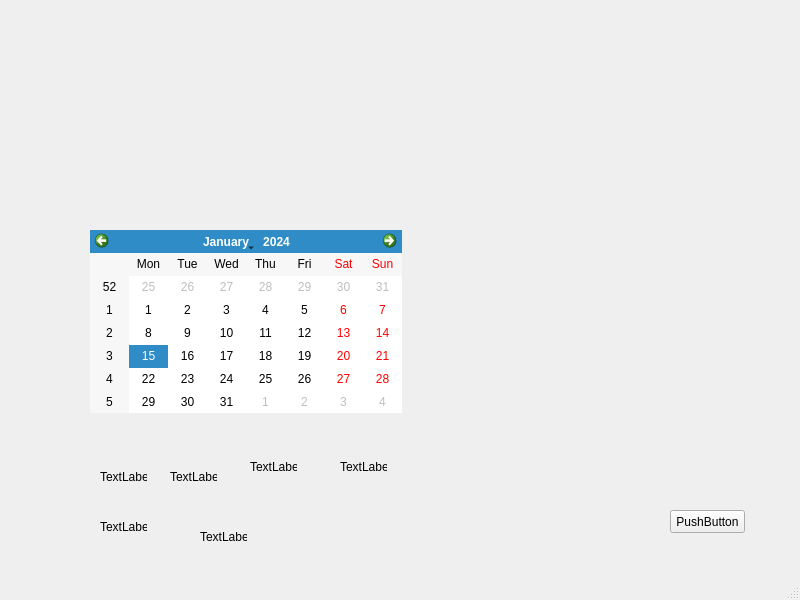
Before: the Qt Designer form Timery/addspecialdatesimportant.ui in Astropl/OptiBase, drawn with Qt 5.
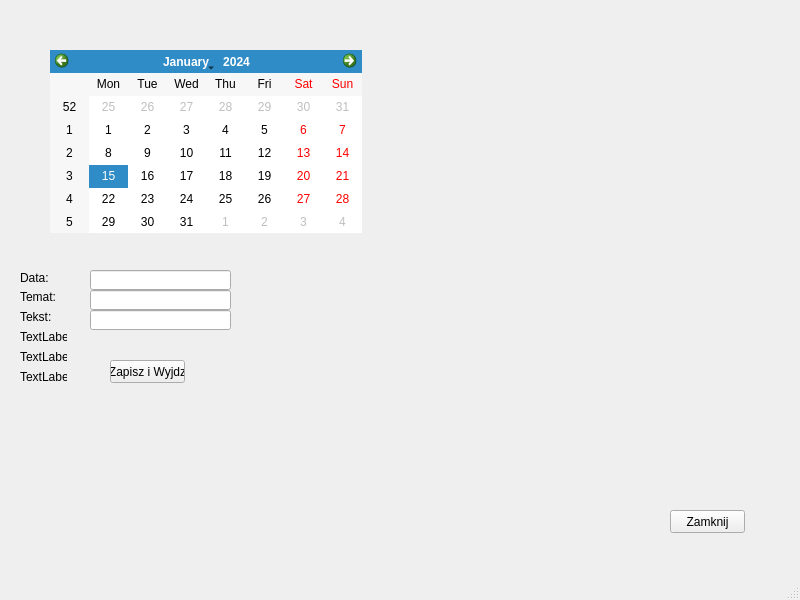
After: the same form once the commit is applied.

Diff of the .ui file:
```diff
--- a/Timery/addspecialdatesimportant.ui
+++ b/Timery/addspecialdatesimportant.ui
@@ -24,14 +24,14 @@
      </rect>
     </property>
     <property name="text">
-     <string>PushButton</string>
+     <string>Zamknij</string>
     </property>
    </widget>
    <widget class="QCalendarWidget" name="calendarWidget">
     <property name="geometry">
      <rect>
-      <x>90</x>
-      <y>230</y>
+      <x>50</x>
+      <y>50</y>
       <width>312</width>
       <height>183</height>
      </rect>
@@ -40,47 +40,47 @@
    <widget class="QLabel" name="label">
     <property name="geometry">
      <rect>
-      <x>100</x>
-      <y>470</y>
-      <width>47</width>
-      <height>13</height>
+      <x>20</x>
+      <y>270</y>
+      <width>61</width>
+      <height>16</height>
      </rect>
     </property>
     <property name="text">
-     <string>TextLabel</string>
+     <string>Data:</string>
     </property>
    </widget>
    <widget class="QLabel" name="label_2">
     <property name="geometry">
      <rect>
-      <x>170</x>
-      <y>470</y>
+      <x>20</x>
+      <y>290</y>
       <width>47</width>
       <height>13</height>
      </rect>
     </property>
     <property name="text">
-     <string>TextLabel</string>
+     <string>Temat:</string>
     </property>
    </widget>
    <widget class="QLabel" name="label_3">
     <property name="geometry">
      <rect>
-      <x>250</x>
-      <y>460</y>
+      <x>20</x>
+      <y>310</y>
       <width>47</width>
       <height>13</height>
      </rect>
     </property>
     <property name="text">
-     <string>TextLabel</string>
+     <string>Tekst:</string>
     </property>
    </widget>
    <widget class="QLabel" name="label_4">
     <property name="geometry">
      <rect>
-      <x>340</x>
-      <y>460</y>
+      <x>20</x>
+      <y>330</y>
       <width>47</width>
       <height>13</height>
      </rect>
@@ -92,8 +92,8 @@
    <widget class="QLabel" name="label_5">
     <property name="geometry">
      <rect>
-      <x>100</x>
-      <y>520</y>
+      <x>20</x>
+      <y>350</y>
       <width>47</width>
       <height>13</height>
      </rect>
@@ -105,8 +105,8 @@
    <widget class="QLabel" name="label_6">
     <property name="geometry">
      <rect>
-      <x>200</x>
-      <y>530</y>
+      <x>20</x>
+      <y>370</y>
       <width>47</width>
       <height>13</height>
      </rect>
@@ -115,6 +115,49 @@
      <string>TextLabel</string>
     </property>
    </widget>
+   <widget class="QLineEdit" name="lineEdit">
+    <property name="geometry">
+     <rect>
+      <x>90</x>
+      <y>270</y>
+      <width>141</width>
+      <height>20</height>
+     </rect>
+    </property>
+   </widget>
+   <widget class="QLineEdit" name="lineEdit_2">
+    <property name="geometry">
+     <rect>
+      <x>90</x>
+      <y>290</y>
+      <width>141</width>
+      <height>20</height>
+     </rect>
+    </property>
+   </widget>
+   <widget class="QLineEdit" name="lineEdit_3">
+    <property name="geometry">
+     <rect>
+      <x>90</x>
+      <y>310</y>
+      <width>141</width>
+      <height>20</height>
+     </rect>
+    </property>
+   </widget>
+   <widget class="QPushButton" name="pushButton_2">
+    <property name="geometry">
+     <rect>
+      <x>110</x>
+      <y>360</y>
+      <width>75</width>
+      <height>23</height>
+     </rect>
+    </property>
+    <property name="text">
+     <string>Zapisz i Wyjdz</string>
+    </property>
+   </widget>
   </widget>
   <widget class="QMenuBar" name="menubar">
    <property name="geometry">
```
